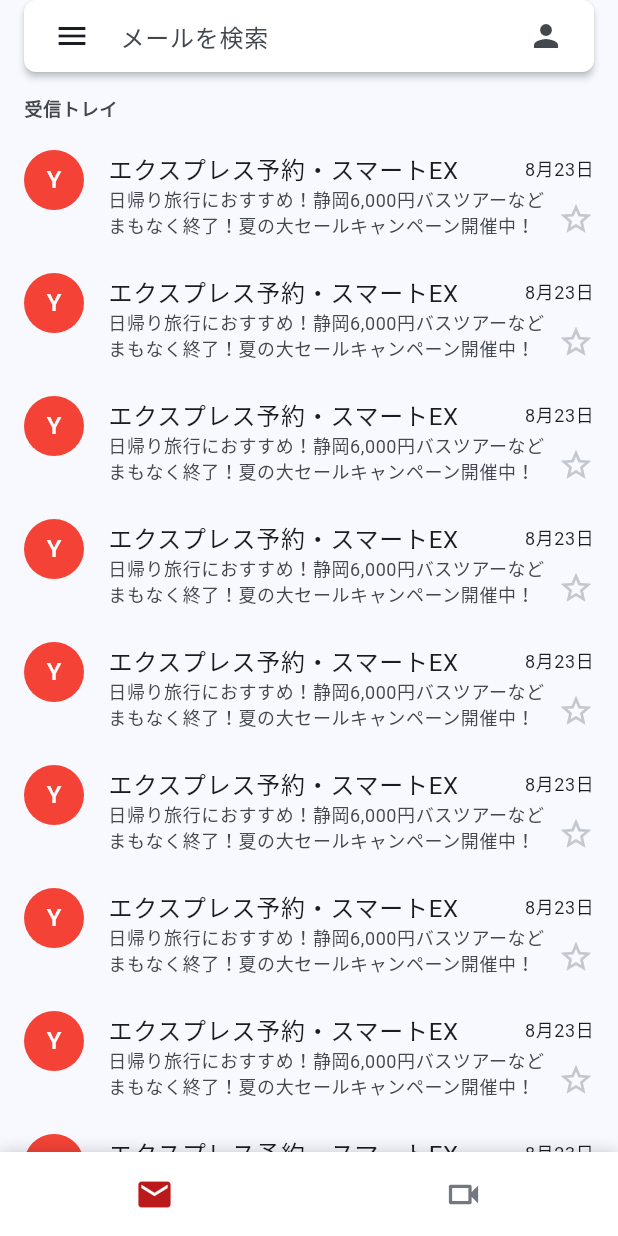
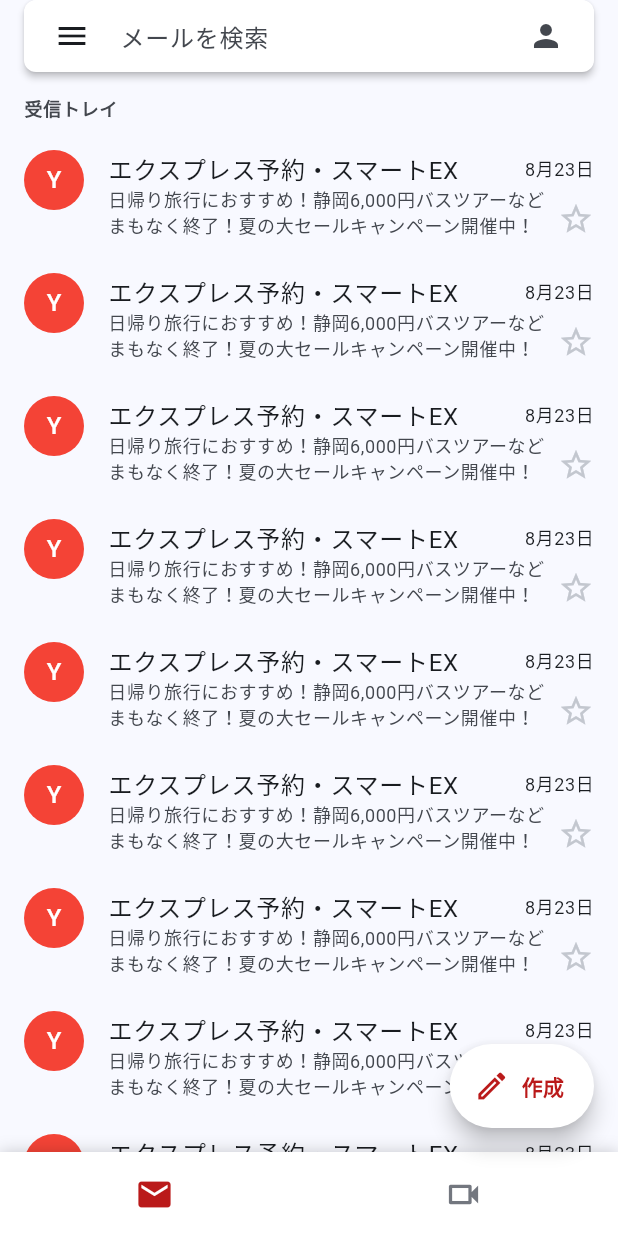
Before and after one commit to susatthi/flutter-gmail-clone, a Flutter app: the screen it shows after launch, on a phone screen of 412 x 824 dp. Run offline on Flutter 3.47's test engine with Material 3 defaults, Android fonts, the phone set to English and light mode, and no system bars; our stand-ins replace flutter_riverpod, riverpod_annotation; generated files the repository leaves out were written again.

Commit message:
🚀 feat: FloatingActionButton

```diff
--- a/lib/main.dart
+++ b/lib/main.dart
@@ -39,6 +39,33 @@
     return Scaffold(
       body: SafeArea(child: currentItem.body),
       bottomNavigationBar: const BottomNavigationBar(),
+      floatingActionButton: const ComposeEmailButton(),
+    );
+  }
+}
+
+class ComposeEmailButton extends StatelessWidget {
+  const ComposeEmailButton({super.key});
+
+  @override
+  Widget build(BuildContext context) {
+    return FloatingActionButton.extended(
+      onPressed: () {},
+      icon: Icon(
+        Icons.edit_outlined,
+        color: context.error,
+      ),
+      label: Text(
+        '作成',
+        style: context.labelLarge?.copyWith(
+          fontWeight: FontWeight.bold,
+          color: context.error,
+        ),
+      ),
+      shape: RoundedRectangleBorder(
+        borderRadius: BorderRadius.circular(50),
+      ),
+      backgroundColor: context.surfaceContainerLowest,
     );
   }
 }
```
Also changed, not shown: 1 other file.
